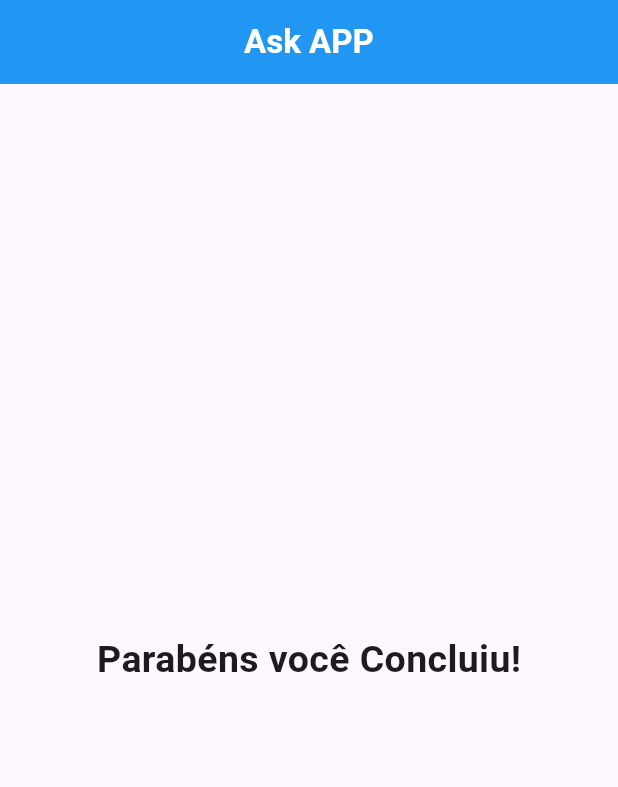
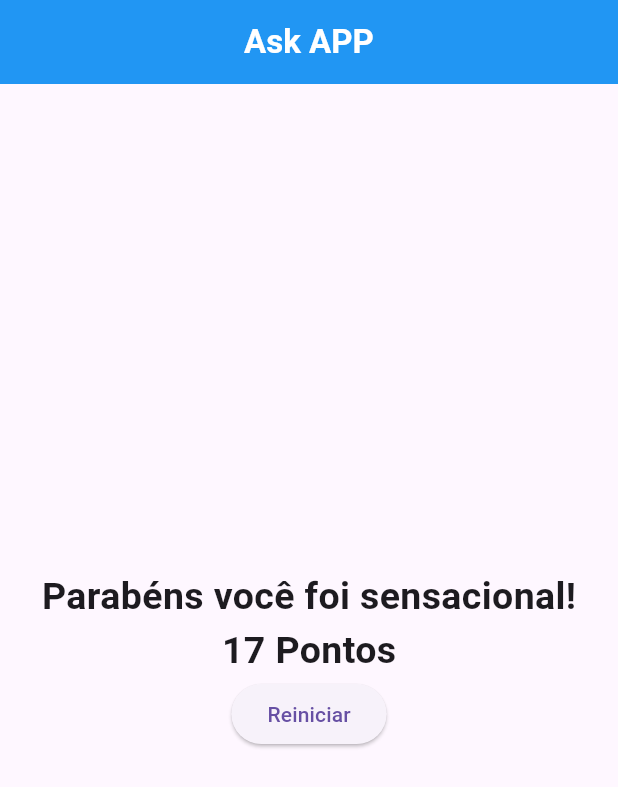
Before and after one commit to JotaDouglas/quiz, a Flutter app: the screen it shows after launch, after a tap on "Corinthians", after a tap on "Salvador", after a tap on "Não sei", on a phone screen of 412 x 824 dp. Shown: the top 787 px of the screen. Run offline on Flutter 3.47's test engine with Material 3 defaults, Android fonts, the phone set to English and light mode, and no system bars.

Commit message:
finalizando a pontuação

```diff
--- a/lib/components/resposta.dart
+++ b/lib/components/resposta.dart
@@ -11,7 +11,9 @@ class RespostaComp extends StatelessWidget {
 
   @override
   Widget build(BuildContext context) {
-    return Container(
+    return Padding(
+      padding: const EdgeInsets.fromLTRB(8, 2, 8, 2),
+      child: Container(
         width: double.infinity,
         child: ElevatedButton(
           style: ElevatedButton.styleFrom(
@@ -28,6 +30,7 @@ class RespostaComp extends StatelessWidget {
           )
 
           ),
+      ),
     );
   }
 }
--- a/lib/components/resultado.dart
+++ b/lib/components/resultado.dart
@@ -3,14 +3,40 @@
 import 'package:flutter/material.dart';
 
 class Resultado extends StatelessWidget {
-  const Resultado({super.key});
+  final int pontuacaoFinal;
+  final void Function() reiniciarQuestionario;
+
+  const Resultado( this.pontuacaoFinal, this.reiniciarQuestionario,{super.key});
+
+  String get mostrarResultado {
+    if (pontuacaoFinal < 5) {
+      return "Parabéns até que foi bem!";
+    } else if (pontuacaoFinal > 10) {
+      return "Parabéns você foi sensacional!";
+    } else {
+      return "Parabéns sua pontuação foi intermediaria!";
+    }
+  }
 
   @override
   Widget build(BuildContext context) {
-    return Center(
-      child: Text("Parabéns você Concluiu!",
-      style: TextStyle(fontSize: 25, fontWeight: FontWeight.bold
-      ),),
+    return Column(
+      mainAxisAlignment: MainAxisAlignment.center,
+      children: [
+        Center(
+          child: Text(
+            mostrarResultado,
+            style: TextStyle(fontSize: 25, fontWeight: FontWeight.bold),
+          ),
+        ),
+        Center(
+          child: Text(
+            "$pontuacaoFinal Pontos",
+            style: TextStyle(fontSize: 25, fontWeight: FontWeight.bold),
+          ),
+        ),
+        ElevatedButton(onPressed: reiniciarQuestionario, child: Text("Reiniciar"))
+      ],
     );
   }
 }
--- a/lib/main.dart
+++ b/lib/main.dart
@@ -61,6 +61,13 @@ class _MyAppState extends State<MyApp> {
     return _indicePergunta < _perguntas.length;
   }
 
+  void reiniciarQuestionario(){
+    setState(() {
+      _indicePergunta = 0;
+      _pontuacaoTotal = 0;
+    });
+  }
+
   @override
   Widget build(BuildContext context) {
     return MaterialApp(
@@ -81,7 +88,7 @@ class _MyAppState extends State<MyApp> {
                   indicePergunta: _indicePergunta,
                   resposta: resposta,
                 )
-              : Resultado()),
+              : Resultado(_pontuacaoTotal, reiniciarQuestionario)),
     );
   }
 }
```
Lines whose indentation alone changed are shown as unchanged.
